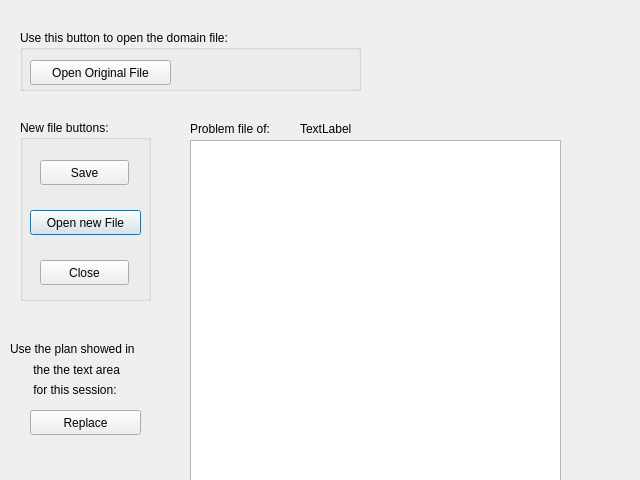
Before: the Qt Designer form fileclasspf.ui in ariannabettin/FYPArianna, drawn with Qt 5.
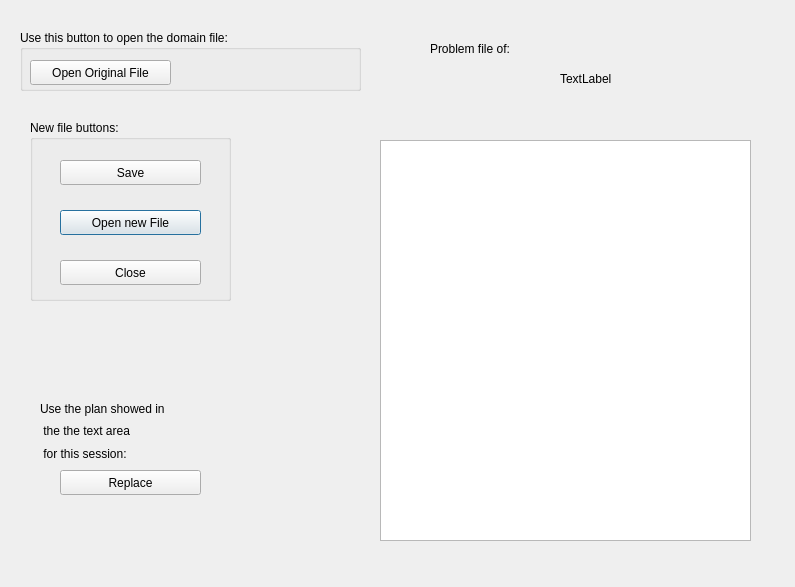
After: the same form once the commit is applied.

```diff
--- a/fileclasspf.ui
+++ b/fileclasspf.ui
@@ -6,8 +6,8 @@
    <rect>
     <x>0</x>
     <y>0</y>
-    <width>640</width>
-    <height>480</height>
+    <width>795</width>
+    <height>587</height>
    </rect>
   </property>
   <property name="windowTitle">
@@ -16,38 +16,12 @@
   <property name="styleSheet">
    <string notr="true">font: 75 12pt &quot;TakaoPGothic&quot;;</string>
   </property>
-  <widget class="QLabel" name="label_2">
-   <property name="geometry">
-    <rect>
-     <x>10</x>
-     <y>340</y>
-     <width>161</width>
-     <height>17</height>
-    </rect>
-   </property>
-   <property name="text">
-    <string>Use the plan showed in </string>
-   </property>
-  </widget>
-  <widget class="QLabel" name="label_3">
-   <property name="geometry">
-    <rect>
-     <x>30</x>
-     <y>360</y>
-     <width>121</width>
-     <height>20</height>
-    </rect>
-   </property>
-   <property name="text">
-    <string> the the text area</string>
-   </property>
-  </widget>
   <widget class="QGroupBox" name="groupBox_2">
    <property name="geometry">
     <rect>
-     <x>20</x>
+     <x>30</x>
      <y>120</y>
-     <width>131</width>
+     <width>201</width>
      <height>181</height>
     </rect>
    </property>
@@ -57,9 +31,9 @@
    <widget class="QPushButton" name="newFile">
     <property name="geometry">
      <rect>
-      <x>10</x>
+      <x>30</x>
       <y>90</y>
-      <width>111</width>
+      <width>141</width>
       <height>25</height>
      </rect>
     </property>
@@ -70,9 +44,9 @@
    <widget class="QPushButton" name="close">
     <property name="geometry">
      <rect>
-      <x>20</x>
+      <x>30</x>
       <y>140</y>
-      <width>89</width>
+      <width>141</width>
       <height>25</height>
      </rect>
     </property>
@@ -83,9 +57,9 @@
    <widget class="QPushButton" name="saveButton">
     <property name="geometry">
      <rect>
-      <x>20</x>
+      <x>30</x>
       <y>40</y>
-      <width>89</width>
+      <width>141</width>
       <height>25</height>
      </rect>
     </property>
@@ -94,34 +68,21 @@
     </property>
    </widget>
   </widget>
-  <widget class="QLabel" name="label_4">
-   <property name="geometry">
-    <rect>
-     <x>30</x>
-     <y>380</y>
-     <width>111</width>
-     <height>20</height>
-    </rect>
-   </property>
-   <property name="text">
-    <string> for this session:</string>
-   </property>
-  </widget>
   <widget class="QPlainTextEdit" name="planArea">
    <property name="geometry">
     <rect>
-     <x>190</x>
+     <x>380</x>
      <y>140</y>
      <width>371</width>
-     <height>341</height>
+     <height>401</height>
     </rect>
    </property>
   </widget>
   <widget class="QLabel" name="label">
    <property name="geometry">
     <rect>
-     <x>190</x>
-     <y>120</y>
+     <x>430</x>
+     <y>40</y>
      <width>111</width>
      <height>17</height>
     </rect>
@@ -133,8 +94,8 @@
   <widget class="QLabel" name="title_label">
    <property name="geometry">
     <rect>
-     <x>300</x>
-     <y>120</y>
+     <x>560</x>
+     <y>70</y>
      <width>251</width>
      <height>17</height>
     </rect>
@@ -146,9 +107,9 @@
   <widget class="QPushButton" name="replaceButton">
    <property name="geometry">
     <rect>
-     <x>30</x>
-     <y>410</y>
-     <width>111</width>
+     <x>60</x>
+     <y>470</y>
+     <width>141</width>
      <height>25</height>
     </rect>
    </property>
@@ -182,6 +143,39 @@
     </property>
    </widget>
   </widget>
+  <widget class="QWidget" name="">
+   <property name="geometry">
+    <rect>
+     <x>40</x>
+     <y>400</y>
+     <width>181</width>
+     <height>62</height>
+    </rect>
+   </property>
+   <layout class="QVBoxLayout" name="verticalLayout">
+    <item>
+     <widget class="QLabel" name="label_2">
+      <property name="text">
+       <string>Use the plan showed in </string>
+      </property>
+     </widget>
+    </item>
+    <item>
+     <widget class="QLabel" name="label_3">
+      <property name="text">
+       <string> the the text area</string>
+      </property>
+     </widget>
+    </item>
+    <item>
+     <widget class="QLabel" name="label_4">
+      <property name="text">
+       <string> for this session:</string>
+      </property>
+     </widget>
+    </item>
+   </layout>
+  </widget>
  </widget>
  <resources/>
  <connections/>
```
